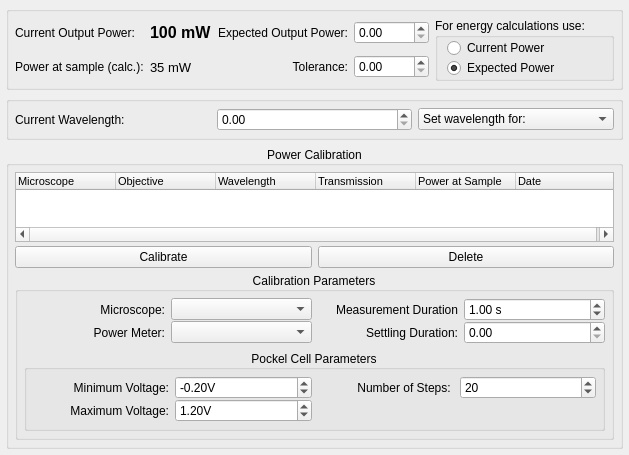
First picture: the form in lib/devices/Laser/devTemplate.ui, repository acq4/acq4, before the edit.
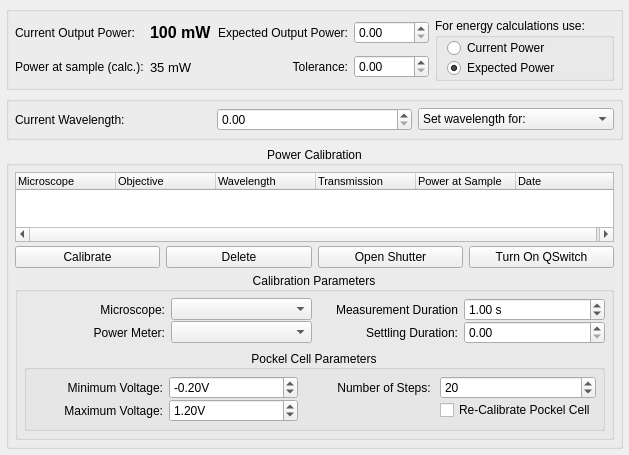
Second picture: the form after the edit. Custom widgets are drawn as their Qt base class.

Patch:
```diff
--- a/lib/devices/Laser/devTemplate.ui
+++ b/lib/devices/Laser/devTemplate.ui
@@ -214,7 +214,7 @@
       <property name="margin">
        <number>6</number>
       </property>
-      <item row="0" column="0" colspan="2">
+      <item row="0" column="0" colspan="4">
        <widget class="QTreeWidget" name="calibrationList">
         <property name="font">
          <font>
@@ -278,7 +278,7 @@
         </property>
        </widget>
       </item>
-      <item row="2" column="0" colspan="2">
+      <item row="2" column="0" colspan="4">
        <widget class="QGroupBox" name="groupBox">
         <property name="title">
          <string>Calibration Parameters</string>
@@ -441,7 +441,7 @@
                 </property>
                </widget>
               </item>
-              <item row="1" column="0">
+              <item row="2" column="0">
                <widget class="QLabel" name="label_10">
                 <property name="text">
                  <string>Maximum Voltage:</string>
@@ -451,7 +451,7 @@
                 </property>
                </widget>
               </item>
-              <item row="1" column="1">
+              <item row="2" column="1">
                <widget class="SpinBox" name="maxVSpin">
                 <property name="suffix">
                  <string>V</string>
@@ -464,6 +464,13 @@
                 </property>
                </widget>
               </item>
+              <item row="2" column="3">
+               <widget class="QCheckBox" name="recalibratePCellCheck">
+                <property name="text">
+                 <string>Re-Calibrate Pockel Cell</string>
+                </property>
+               </widget>
+              </item>
              </layout>
             </item>
            </layout>
@@ -472,6 +479,26 @@
         </layout>
        </widget>
       </item>
+      <item row="1" column="3">
+       <widget class="QPushButton" name="qSwitchBtn">
+        <property name="text">
+         <string>Turn On QSwitch</string>
+        </property>
+        <property name="checkable">
+         <bool>true</bool>
+        </property>
+       </widget>
+      </item>
+      <item row="1" column="2">
+       <widget class="QPushButton" name="shutterBtn">
+        <property name="text">
+         <string>Open Shutter</string>
+        </property>
+        <property name="checkable">
+         <bool>true</bool>
+        </property>
+       </widget>
+      </item>
      </layout>
     </widget>
    </item>
```
